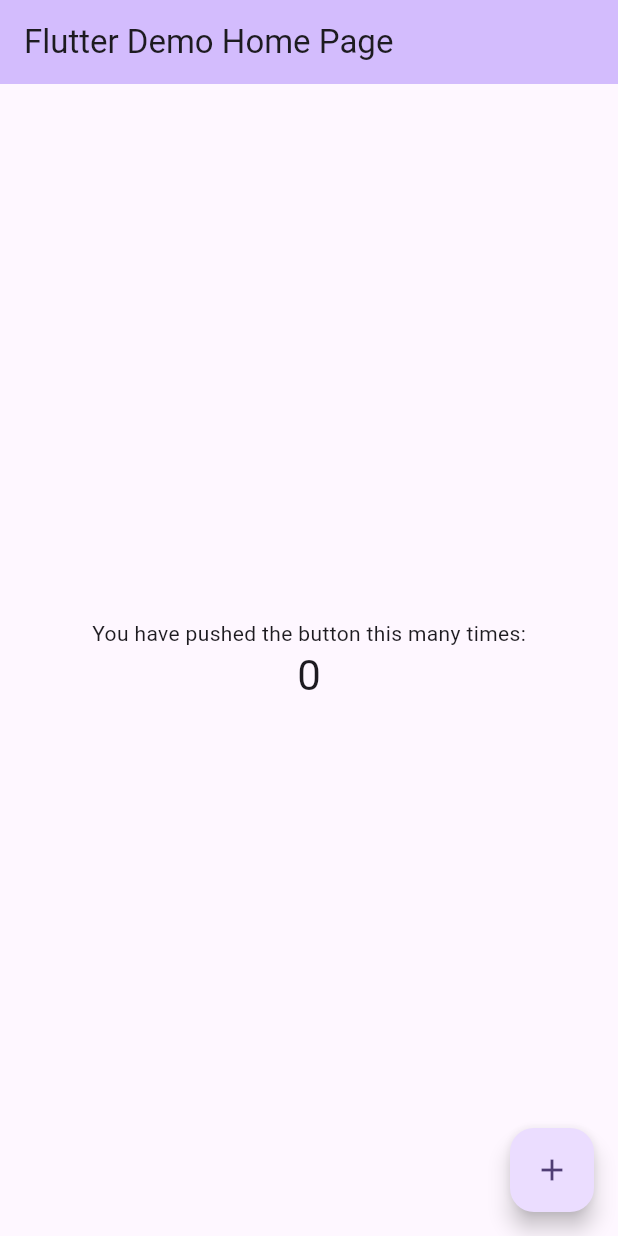
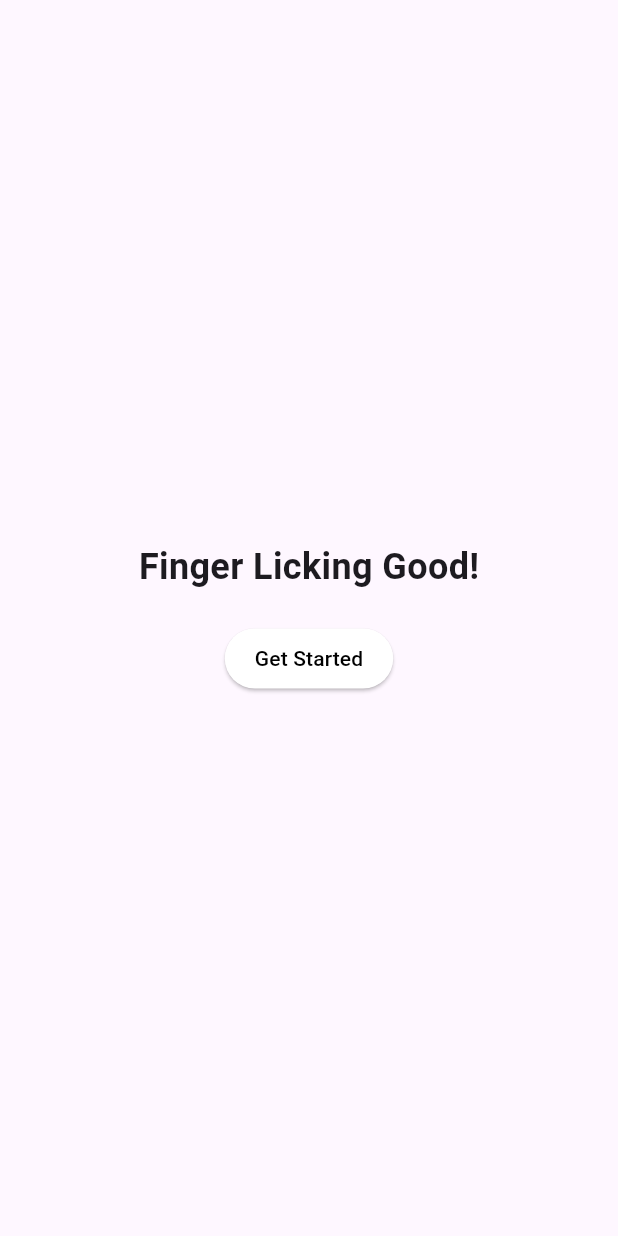
Before and after one commit to longmaker2/mobile-app_group12, a Flutter app: the screen it shows after launch, on a phone screen of 412 x 824 dp. Run offline on Flutter 3.47's test engine with Material 3 defaults, Android fonts, the phone set to English and light mode, and no system bars.

Commit message:
added the landing page

```diff
--- a/flavour_fiesta/lib/main.dart
+++ b/flavour_fiesta/lib/main.dart
@@ -1,125 +1,21 @@
+// main.dart
+
 import 'package:flutter/material.dart';
+import 'screens/onboarding_screens/landing_screen.dart'; // Adjust the import based on your project structure
 
 void main() {
-  runApp(const MyApp());
+  runApp(MyApp());
 }
 
 class MyApp extends StatelessWidget {
-  const MyApp({super.key});
-
-  // This widget is the root of your application.
   @override
   Widget build(BuildContext context) {
     return MaterialApp(
-      title: 'Flutter Demo',
+      title: 'FlavourFiesta',
       theme: ThemeData(
-        // This is the theme of your application.
-        //
-        // TRY THIS: Try running your application with "flutter run". You'll see
-        // the application has a purple toolbar. Then, without quitting the app,
-        // try changing the seedColor in the colorScheme below to Colors.green
-        // and then invoke "hot reload" (save your changes or press the "hot
-        // reload" button in a Flutter-supported IDE, or press "r" if you used
-        // the command line to start the app).
-        //
-        // Notice that the counter didn't reset back to zero; the application
-        // state is not lost during the reload. To reset the state, use hot
-        // restart instead.
-        //
-        // This works for code too, not just values: Most code changes can be
-        // tested with just a hot reload.
-        colorScheme: ColorScheme.fromSeed(seedColor: Colors.deepPurple),
-        useMaterial3: true,
+        primarySwatch: Colors.blue,
       ),
-      home: const MyHomePage(title: 'Flutter Demo Home Page'),
+      home: LandingPage(),
     );
   }
 }
-
-class MyHomePage extends StatefulWidget {
-  const MyHomePage({super.key, required this.title});
-
-  // This widget is the home page of your application. It is stateful, meaning
-  // that it has a State object (defined below) that contains fields that affect
-  // how it looks.
-
-  // This class is the configuration for the state. It holds the values (in this
-  // case the title) provided by the parent (in this case the App widget) and
-  // used by the build method of the State. Fields in a Widget subclass are
-  // always marked "final".
-
-  final String title;
-
-  @override
-  State<MyHomePage> createState() => _MyHomePageState();
-}
-
-class _MyHomePageState extends State<MyHomePage> {
-  int _counter = 0;
-
-  void _incrementCounter() {
-    setState(() {
-      // This call to setState tells the Flutter framework that something has
-      // changed in this State, which causes it to rerun the build method below
-      // so that the display can reflect the updated values. If we changed
-      // _counter without calling setState(), then the build method would not be
-      // called again, and so nothing would appear to happen.
-      _counter++;
-    });
-  }
-
-  @override
-  Widget build(BuildContext context) {
-    // This method is rerun every time setState is called, for instance as done
-    // by the _incrementCounter method above.
-    //
-    // The Flutter framework has been optimized to make rerunning build methods
-    // fast, so that you can just rebuild anything that needs updating rather
-    // than having to individually change instances of widgets.
-    return Scaffold(
-      appBar: AppBar(
-        // TRY THIS: Try changing the color here to a specific color (to
-        // Colors.amber, perhaps?) and trigger a hot reload to see the AppBar
-        // change color while the other colors stay the same.
-        backgroundColor: Theme.of(context).colorScheme.inversePrimary,
-        // Here we take the value from the MyHomePage object that was created by
-        // the App.build method, and use it to set our appbar title.
-        title: Text(widget.title),
-      ),
-      body: Center(
-        // Center is a layout widget. It takes a single child and positions it
-        // in the middle of the parent.
-        child: Column(
-          // Column is also a layout widget. It takes a list of children and
-          // arranges them vertically. By default, it sizes itself to fit its
-          // children horizontally, and tries to be as tall as its parent.
-          //
-          // Column has various properties to control how it sizes itself and
-          // how it positions its children. Here we use mainAxisAlignment to
-          // center the children vertically; the main axis here is the vertical
-          // axis because Columns are vertical (the cross axis would be
-          // horizontal).
-          //
-          // TRY THIS: Invoke "debug painting" (choose the "Toggle Debug Paint"
-          // action in the IDE, or press "p" in the console), to see the
-          // wireframe for each widget.
-          mainAxisAlignment: MainAxisAlignment.center,
-          children: <Widget>[
-            const Text(
-              'You have pushed the button this many times:',
-            ),
-            Text(
-              '$_counter',
-              style: Theme.of(context).textTheme.headlineMedium,
-            ),
-          ],
-        ),
-      ),
-      floatingActionButton: FloatingActionButton(
-        onPressed: _incrementCounter,
-        tooltip: 'Increment',
-        child: const Icon(Icons.add),
-      ), // This trailing comma makes auto-formatting nicer for build methods.
-    );
-  }
-}
--- /dev/null
+++ b/flavour_fiesta/lib/screens/onboarding_screens/landing_screen.dart
@@ -0,0 +1,35 @@
+import 'package:flutter/material.dart';
+
+class LandingPage extends StatelessWidget {
+  @override
+  Widget build(BuildContext context) {
+    return Scaffold(
+      body: Center(
+        child: Column(
+          mainAxisAlignment: MainAxisAlignment.center,
+          children: [
+            Text(
+              'Finger Licking Good!',
+              style: TextStyle(
+                fontSize: 24,
+                fontWeight: FontWeight.bold,
+              ),
+            ),
+            SizedBox(height: 20),
+            ElevatedButton(
+              onPressed: () {
+                // Handle button press, navigate to the next screen, etc.
+              },
+              style: ElevatedButton.styleFrom(
+                primary: Colors.white,
+                onPrimary: Colors.black,
+                padding: EdgeInsets.symmetric(horizontal: 20, vertical: 10),
+              ),
+              child: Text('Get Started'),
+            ),
+          ],
+        ),
+      ),
+    );
+  }
+}
```
